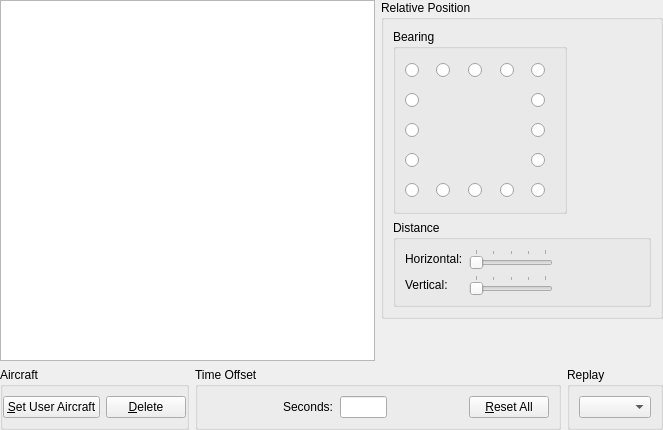
First picture: the form in src/Module/src/Formation/FormationWidget.ui, repository till213/SkyDolly, before the edit.
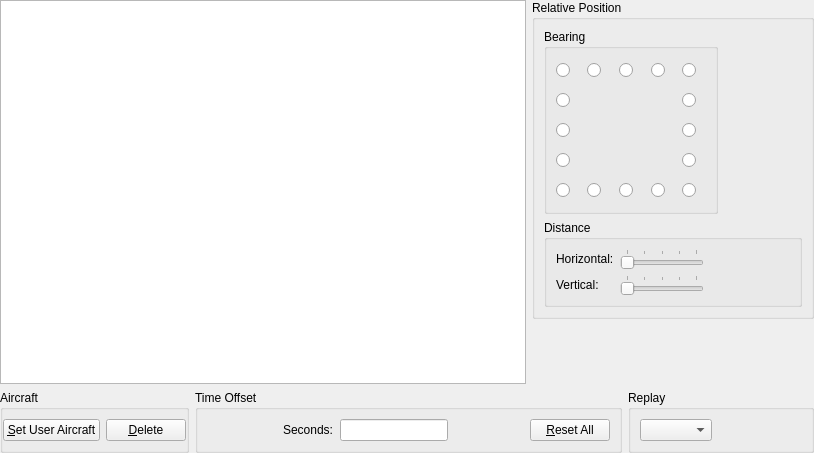
Second picture: the form after the edit. Icons and pictures are not drawn. Custom widgets are drawn as their Qt base class.

The edit to the form file:
```diff
--- a/src/Module/src/Formation/FormationWidget.ui
+++ b/src/Module/src/Formation/FormationWidget.ui
@@ -6,8 +6,8 @@
    <rect>
     <x>0</x>
     <y>0</y>
-    <width>663</width>
-    <height>430</height>
+    <width>814</width>
+    <height>453</height>
    </rect>
   </property>
   <property name="windowTitle">
@@ -385,8 +385,8 @@
                  </property>
                  <property name="minimumSize">
                   <size>
-                   <width>24</width>
-                   <height>24</height>
+                   <width>16</width>
+                   <height>16</height>
                   </size>
                  </property>
                  <property name="toolTip">
```
Left out of the diff: 3 changed lines with no effect on the pictures.
